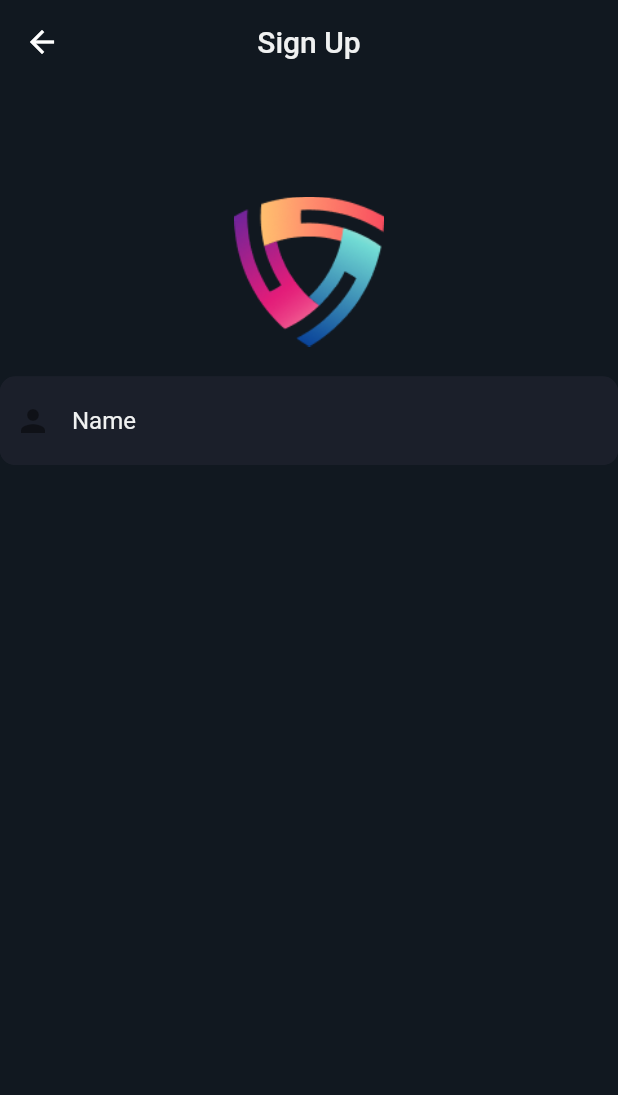
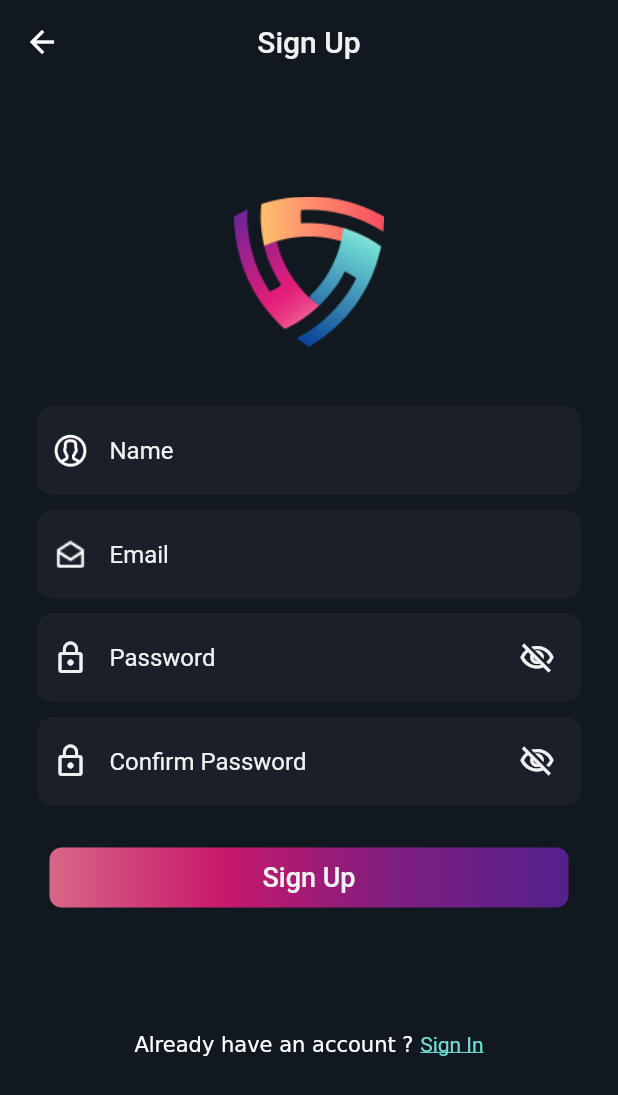
Before and after one commit to Khawajafakhar/assignment2, a Flutter app: the SignUpScreen screen opened by its route, on a phone screen of 412 x 824 dp. Shown: the top 1095 px of the screen. Run offline on Flutter 3.47's test engine with Material 2 defaults, Android fonts, the light colour scheme and no system bars; our stand-ins replace smooth_page_indicator; Roboto replaces fonts that are missing (assets/fonts/OpenSans-Regular.ttf).

Commit message:
sign up UI

```diff
--- a/lib/consts/app_img_strings.dart
+++ b/lib/consts/app_img_strings.dart
@@ -3,9 +3,9 @@ class AppImages {
   static const onBoard2 = 'assets/images/imgOnBoard2.png';
   static const onBoard3 = 'assets/images/imgOnBoard3.png';
   static const imgEmailIcon = 'assets/images/imgEmailIcon.png';
-    static const imgLogo = 'assets/images/imgLogo.png';
-    static const imgIconApple = 'assets/images/imgIconApple.png';
-    static const imgIconFB = 'assets/images/imgIconFB.png';
-    static const imgIconTwitter = 'assets/images/imgIconTwitter.png';
-
+  static const imgLogo = 'assets/images/imgLogo.png';
+  static const imgIconApple = 'assets/images/imgIconApple.png';
+  static const imgIconFB = 'assets/images/imgIconFB.png';
+  static const imgIconTwitter = 'assets/images/imgIconTwitter.png';
+  static const imgIconUser = 'assets/images/imgIconUser.png';
 }
--- a/lib/consts/app_text_strings.dart
+++ b/lib/consts/app_text_strings.dart
@@ -11,5 +11,9 @@ class AppStrings {
   static const socialAccTxt = 'Or by social accounts';
   static const txtSignUp = 'Sign Up';
   static const  txtNewAcc = 'Don\'t have an account ? ';
+    static const  haveAccTxt = 'Already have an account ? ';
+
   static const  hintTxtName = 'Name';
+    static const  hintTxtCnfrmPass = 'Confirm Password';
+
 }
--- a/lib/main.dart
+++ b/lib/main.dart
@@ -20,7 +20,7 @@ class MyApp extends StatelessWidget {
       home: OnBoardingScreen(),
       routes: {
         SignInScreen.routeName: (context) => SignInScreen(),
-        SignUpScreen.routename: (context) => const SignUpScreen()
+        SignUpScreen.routename: (context) =>  SignUpScreen()
       },
     );
   }
--- a/lib/screens/signin/sign_in_screen.dart
+++ b/lib/screens/signin/sign_in_screen.dart
@@ -8,18 +8,21 @@ import '../../widgets/textfields/textfield_widget.dart';
 import '../../consts/ui_helper.dart';
 import '../../widgets/textfields/password_textfield.dart';
 import './components/social_accounts.dart';
-import './components/rich_text_widget.dart';
+import '../../widgets/rich_text_widget.dart';
 import '../../widgets/appBar_widget.dart';
+import '../../screens/signup/sign_up_screen.dart';
 
 class SignInScreen extends StatelessWidget {
   static const routeName = 'signin-screen';
   SignInScreen({super.key});
- final GlobalKey<FormState> formKey = GlobalKey<FormState>();
- final TextEditingController emailController = TextEditingController();
- final TextEditingController passController = TextEditingController();
+  final GlobalKey<FormState> formKey = GlobalKey<FormState>();
+  final TextEditingController emailController = TextEditingController();
+  final TextEditingController passController = TextEditingController();
+  BuildContext? ctx;
 
   @override
   Widget build(BuildContext context) {
+    ctx = context;
     return GestureDetector(
       onTap: () => FocusScope.of(context).requestFocus(FocusNode()),
       child: Scaffold(
@@ -27,7 +30,8 @@ class SignInScreen extends StatelessWidget {
         backgroundColor: AppColors.backGroundColor,
         appBar: const AppBarWidget(txt: AppStrings.txtSignIn),
         body: SingleChildScrollView(
-          child: Column(crossAxisAlignment: CrossAxisAlignment.center, children: [
+          child:
+              Column(crossAxisAlignment: CrossAxisAlignment.center, children: [
             UiHelper.verticalMedium,
             SizedBox(
               width: double.infinity,
@@ -47,7 +51,7 @@ class SignInScreen extends StatelessWidget {
                         prefix: Image.asset(AppImages.imgEmailIcon),
                         inputAction: TextInputAction.next,
                       ),
-                      UiHelper.verticalSmall,
+                      UiHelper.verticalXSmall,
                       PasswordTextField(
                         controller: passController,
                         hint: AppStrings.hintTxtPass,
@@ -68,13 +72,18 @@ class SignInScreen extends StatelessWidget {
             UiHelper.verticalXSmall,
             const SocialAccountWidget(),
             UiHelper.verticalMedium,
-            const RichTextWidget(
+            RichTextWidget(
               txt: AppStrings.txtNewAcc,
               txt2: AppStrings.txtSignUp,
+              onPressed: onPressed,
             ),
           ]),
         ),
       ),
     );
   }
+
+  void onPressed() {
+    Navigator.of(ctx!).pushNamed(SignUpScreen.routename);
+  }
 }
--- a/lib/screens/signup/sign_up_screen.dart
+++ b/lib/screens/signup/sign_up_screen.dart
@@ -1,19 +1,30 @@
+import 'package:assigment2/widgets/buttons/elevated_button_widget.dart';
 import 'package:assigment2/widgets/textfields/textfield_widget.dart';
-
 import '../../consts/app_colors_strings.dart';
 import 'package:flutter/material.dart';
 import '../../widgets/appbar_widget.dart';
 import '../../consts/app_text_strings.dart';
 import '../../consts/ui_helper.dart';
 import '../../consts/app_img_strings.dart';
+import '../../widgets/textfields/password_textfield.dart';
+import '../../widgets/rich_text_widget.dart';
+import '../signin/sign_in_screen.dart';
 
 class SignUpScreen extends StatelessWidget {
   static const routename = 'sign-up-screen';
   SignUpScreen({super.key});
   final TextEditingController nameController = TextEditingController();
+  final TextEditingController emailController = TextEditingController();
+  final TextEditingController passController = TextEditingController();
+  final TextEditingController cnfrmPassController = TextEditingController();
+  BuildContext? ctx;
 
   @override
   Widget build(BuildContext context) {
+    ctx=context;
+    FocusNode emailFocus=FocusNode();
+    FocusNode passFocus=FocusNode();
+    FocusNode cnfrmPassFocus = FocusNode();
     return GestureDetector(
         onTap: () => FocusScope.of(context).requestFocus(FocusNode()),
         child: Scaffold(
@@ -28,18 +39,65 @@ class SignUpScreen extends StatelessWidget {
                 height: 100,
                 child: Image.asset(AppImages.imgLogo),
               ),
-              UiHelper.verticalSmall,
+              UiHelper.verticalSmall1,
               Form(
+                  child: Padding(
+                padding: const EdgeInsets.symmetric(horizontal: 25.0),
                 child: Column(
                   children: [
                     TextFieldWidget(
+                      onFieldSubmitted: (value) => FocusScope.of(context).requestFocus(emailFocus),
                       textController: nameController,
+                      inputAction: TextInputAction.next,
                       hint: AppStrings.hintTxtName,
-                  prefix: Icon(Icons.person),)
+                      prefix: Image.asset(AppImages.imgIconUser),
+                    ),
+                    UiHelper.verticalXSmall,
+                    TextFieldWidget(
+                      focusNode: emailFocus,
+                      onFieldSubmitted: (value) => FocusScope.of(context).requestFocus(passFocus),
+                      textController: emailController,
+                      inputAction: TextInputAction.next,
+                      hint: AppStrings.hintTxtEmail,
+                      prefix: Image.asset(AppImages.imgEmailIcon),
+                    ),
+                    UiHelper.verticalXSmall,
+                    PasswordTextField(
+                      focusNode: passFocus,
+                      onFieldSubmitted: (value) => FocusScope.of(context).requestFocus(cnfrmPassFocus),
+                      controller: passController,
+                      hint: AppStrings.hintTxtPass,
+                      inputAction: TextInputAction.next,
+                    ),
+                    UiHelper.verticalXSmall,
+                     PasswordTextField(
+                      focusNode: cnfrmPassFocus,
+                      onFieldSubmitted: (value) => FocusScope.of(context).unfocus(),
+                      controller: cnfrmPassController,
+                      hint: AppStrings.hintTxtCnfrmPass,
+                      inputAction: TextInputAction.done,
+                    ),
+                    UiHelper.verticalSmall,
+                     ButtonWidget(
+                        height: 40,
+                        width: double.infinity,
+                        txt: AppStrings.txtSignUp,
+                        fontSize: 18,
+                      )
                   ],
-              ))
+                ),
+              )),
+              UiHelper.verticalMedium,
+               RichTextWidget(
+              txt: AppStrings.haveAccTxt,
+              txt2: AppStrings.txtSignIn,
+              onPressed: onPressed,
+            ),
             ],
           )),
         ));
   }
+  void onPressed(){
+    Navigator.of(ctx!).pushNamed(SignInScreen.routeName);
   }
+}
--- a/lib/screens/signin/components/rich_text_widget.dart
+++ b/lib/widgets/rich_text_widget.dart
@@ -1,12 +1,12 @@
 import 'package:flutter/gestures.dart';
 import 'package:flutter/material.dart';
-import '../../../consts/app_colors_strings.dart';
-import '../../signup/sign_up_screen.dart';
+import '../consts/app_colors_strings.dart';
 
 class RichTextWidget extends StatelessWidget {
-  const RichTextWidget({super.key, this.txt, this.txt2});
+  const RichTextWidget({super.key, this.txt, this.txt2,this.onPressed});
   final String? txt;
   final String? txt2;
+  final void Function()? onPressed;
 
   @override
   Widget build(BuildContext context) {
@@ -16,7 +16,7 @@ class RichTextWidget extends StatelessWidget {
           text: txt2,
           recognizer: TapGestureRecognizer()
             ..onTap =
-                () => Navigator.of(context).pushNamed(SignUpScreen.routename),
+                onPressed,
           style: const TextStyle(
             color: AppColors.richTextBtnColor,
             decoration: TextDecoration.underline,
--- a/lib/widgets/textfields/password_textfield.dart
+++ b/lib/widgets/textfields/password_textfield.dart
@@ -6,11 +6,15 @@ class PasswordTextField extends StatefulWidget {
   final TextEditingController controller;
   final String hint;
   final TextInputAction? inputAction;
+  final void Function(dynamic)? onFieldSubmitted;
+  final FocusNode? focusNode;
   const PasswordTextField({
     Key? key,
     required this.controller,
     required this.hint,
     this.inputAction,
+    this.onFieldSubmitted,
+    this.focusNode
   }) : super(key: key);
 
   @override
@@ -22,6 +26,8 @@ class _PasswordTextFieldState extends State<PasswordTextField> {
   @override
   Widget build(BuildContext context) {
     return TextFieldWidget(
+      focusNode: widget.focusNode,
+      onFieldSubmitted: widget.onFieldSubmitted,
       textController: widget.controller,
       isObscure: isObscure,
       hint: widget.hint,
```
Also changed, not shown: assets/images/2x/imgIconUser.png (added), assets/images/3x/imgIconUser.png (added), assets/images/imgIconUser.png (added). Lines whose indentation alone changed are shown as unchanged.
